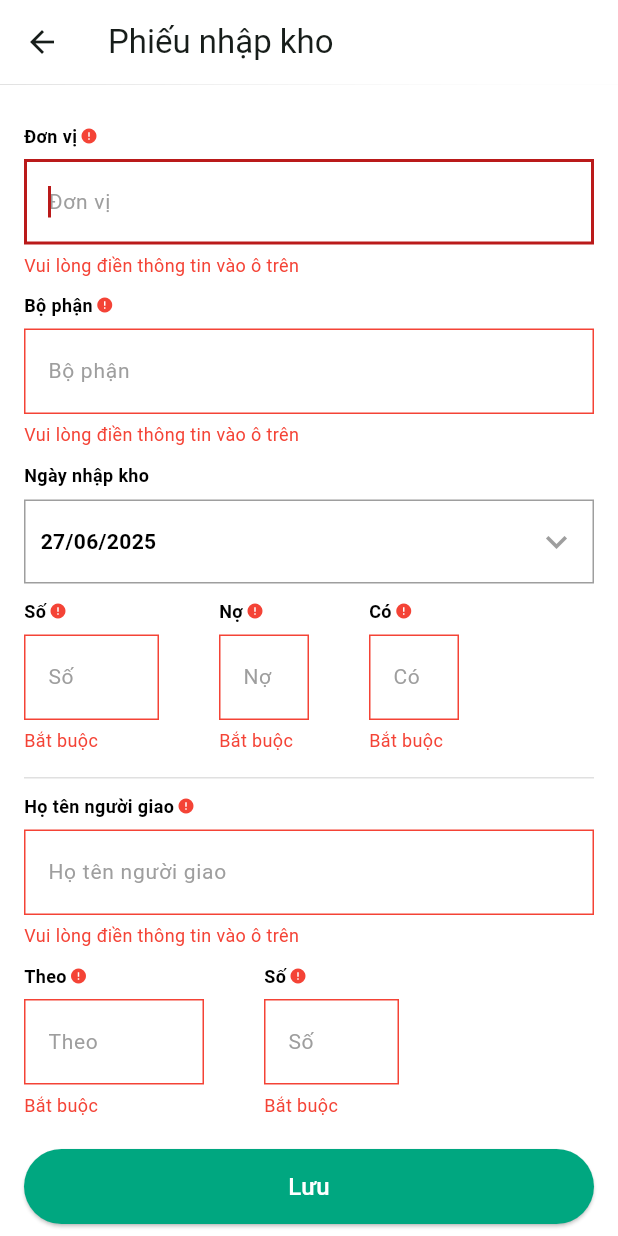
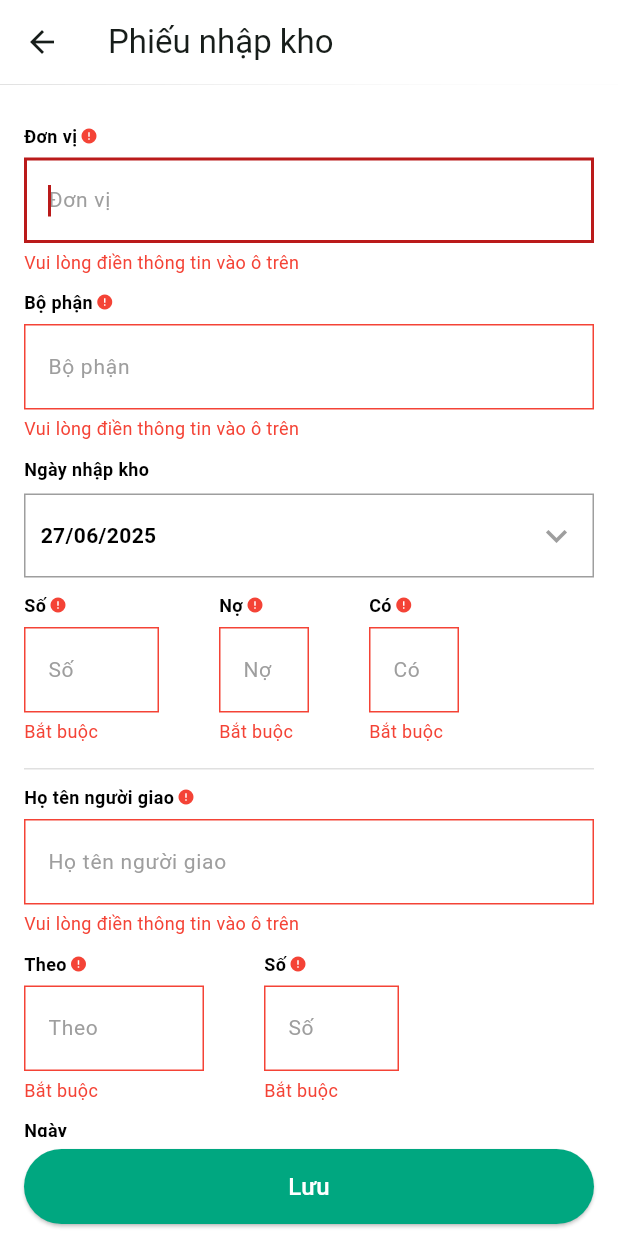
Before and after one commit to vinhngpc19/VIMES-Test, a Flutter app: the StockInPage screen opened directly, after a tap on "Lưu", on a phone screen of 412 x 824 dp. Run offline on Flutter 3.47's test engine with Material 3 defaults, Android fonts, the phone set to English and light mode, and no system bars; our stand-ins replace cloud_firestore, firebase_core; missing offline and left inert: syncfusion_flutter_signaturepad; accounts and stored records are empty; statements that could not run were skipped.

Commit message:
Update refresh + clean custom textformfield

```diff
--- /dev/null
+++ b/devtools_options.yaml
@@ -0,0 +1,3 @@
+description: This file stores settings for Dart & Flutter DevTools.
+documentation: https://docs.flutter.dev/tools/devtools/extensions#configure-extension-enablement-states
+extensions:
--- a/lib/common/custom_input_text.dart
+++ b/lib/common/custom_input_text.dart
@@ -2,15 +2,12 @@ import 'package:flutter/material.dart';
 import 'package:flutter/services.dart';
 
 class CustomInputText extends StatefulWidget {
-  const CustomInputText({
-    super.key,
-    this.iconLeading,
-    this.widgetLeading,
+  const CustomInputText(
+      {super.key,
       required this.hintText,
       required this.controller,
-    this.currentNode,
+      this.focusNode,
       this.title = '',
-    this.submitFunc,
       this.obscureText = false,
       this.iconNextTextInputAction = TextInputAction.next,
       this.textCapitalization = TextCapitalization.none,
@@ -20,62 +17,42 @@ class CustomInputText extends StatefulWidget {
       this.maxLines = 1,
       this.minLines = 1,
       this.fontSize = 16,
-    this.hintFontSize = 14,
       this.fillColor,
       this.scrollPadding,
       this.textAlign,
-    this.styleText,
+      this.textStyle,
       this.hintStyle,
       this.validator,
-    this.errText = '',
-    this.height,
-    this.contentPadding,
-    this.borderColor,
-    this.useSuffix = false,
       this.marginTop = 10,
       this.borderRadius = 0,
       this.enabledBorder = false,
       this.showRequired = true,
-    this.onPress,
       this.onTap,
-    this.onChanged,
-  });
+      this.onChanged});
 
   final EdgeInsets? scrollPadding;
   final String title;
   final Color? fillColor;
-  final double hintFontSize;
-  final Color? borderColor;
   final double borderRadius;
-  final String errText;
-  final String? iconLeading;
-  final Widget? widgetLeading;
   final String hintText;
   final TextEditingController controller;
-  final FocusNode? currentNode;
+  final FocusNode? focusNode;
   final bool obscureText;
   final bool isReadOnly;
-  final Function()? submitFunc;
   final TextInputAction iconNextTextInputAction;
   final TextCapitalization textCapitalization;
   final TextInputType textInputType;
   final List<TextInputFormatter>? inputFormatters;
-
   final int maxLines;
   final int? minLines;
   final double fontSize;
-  final TextStyle? styleText;
+  final TextStyle? textStyle;
   final TextStyle? hintStyle;
   final TextAlign? textAlign;
-  final double? height;
-  final EdgeInsets? contentPadding;
   final String? Function(String?)? validator;
-  final bool useSuffix;
   final double marginTop;
-  final Function()? onPress;
   final bool enabledBorder;
   final bool showRequired;
-
   final VoidCallback? onTap;
   final Function(String)? onChanged;
 
@@ -84,68 +61,43 @@ class CustomInputText extends StatefulWidget {
 }
 
 class _CustomInputTextState extends State<CustomInputText> {
-  bool isShowText = false;
   String? errText;
+
   @override
   void initState() {
     super.initState();
-    isShowText = widget.obscureText;
-    widget.currentNode?.addListener(() {
-      if (widget.currentNode?.hasFocus == false) {
+    widget.focusNode?.addListener(() {
+      if (widget.focusNode?.hasFocus == false) {
         widget.controller.text = widget.controller.text.trim();
       }
     });
   }
 
   @override
-  void setState(Function() fn) {
-    if (mounted) {
-      super.setState(fn);
-    }
-  }
-
-  @override
-  void dispose() {
-    super.dispose();
-  }
-
-  @override
   Widget build(BuildContext context) {
-    widget.controller.addListener(
-      () => setState(() {}),
-    );
     return Padding(
         padding: EdgeInsets.only(top: widget.marginTop),
         child: Column(
             crossAxisAlignment: CrossAxisAlignment.start,
             children: <Widget>[
-          if (widget.title.isNotEmpty)
-            Padding(
-              padding: const EdgeInsets.only(bottom: 7),
-              child: Row(
-                children: [
-                  Text(
-                    widget.title,
+              (widget.title.isNotEmpty)
+                  ? Padding(
+                      padding: const EdgeInsets.only(bottom: 6),
+                      child: Row(children: [
+                        Text(widget.title,
                             style: const TextStyle(
                                 fontSize: 12,
                                 color: Colors.black,
-                      fontWeight: FontWeight.bold,
-                    ),
-                  ),
+                                fontWeight: FontWeight.bold)),
                         if (widget.showRequired)
                           const Padding(
                               padding: EdgeInsets.only(left: 2),
-                      child: Icon(Icons.error, color: Colors.red, size: 12),
+                              child: Icon(Icons.error,
+                                  color: Colors.red, size: 12))
+                      ]),
                     )
-                ],
-              ),
-            )
-          else
-            const SizedBox(),
-          GestureDetector(
-            behavior: HitTestBehavior.opaque,
-            onTap: widget.onPress,
-            child: Row(
+                  : const SizedBox(),
+              Row(
                   crossAxisAlignment: (widget.maxLines > 5)
                       ? CrossAxisAlignment.start
                       : CrossAxisAlignment.center,
@@ -163,104 +115,70 @@ class _CustomInputTextState extends State<CustomInputText> {
                       inputFormatters: (widget.inputFormatters ?? []),
                       textAlign: widget.textAlign ?? TextAlign.start,
                       enabled: !widget.isReadOnly,
-                    style: widget.styleText ?? const TextStyle(fontSize: 14),
+                      style: widget.textStyle ?? const TextStyle(fontSize: 14),
                       validator: (value) {
                         if (widget.validator != null) {
                           setState(() => errText = widget.validator!(value));
                           return widget.validator!(value);
-                      } else {
+                        }
                         return null;
-                      }
                       },
                       textInputAction: widget.iconNextTextInputAction,
                       controller: widget.controller,
-                    obscureText: isShowText,
-                    focusNode: widget.currentNode,
+                      obscureText: widget.obscureText,
+                      focusNode: widget.focusNode,
                       keyboardType: widget.textInputType,
-                    onFieldSubmitted: (String v) {
-                      if (widget.submitFunc != null) {
-                        widget.submitFunc!();
-                      } else {
-                        if (widget.currentNode != null) {
-                          widget.currentNode!.unfocus();
-                        }
-                      }
-                    },
                       cursorColor: const Color(0xFF00A780),
                       decoration: InputDecoration(
                           hintStyle: widget.hintStyle ??
-                          const TextStyle(
-                            fontSize: 14,
-                            color: Colors.grey,
-                          ),
+                              const TextStyle(fontSize: 14, color: Colors.grey),
                           hintText: widget.hintText,
-                      fillColor: widget.fillColor ??
-                          (widget.controller.text.isNotEmpty
-                              ? Colors.white
-                              : Colors.white),
+                          fillColor: widget.fillColor ?? Colors.white,
                           filled: true,
                           isDense: true,
-                      errorStyle: const TextStyle(height: 0.01, fontSize: 0),
+                          errorStyle:
+                              const TextStyle(height: 0.01, fontSize: 0),
                           border: OutlineInputBorder(
                               borderRadius:
                                   BorderRadius.circular(widget.borderRadius),
                               borderSide: const BorderSide(
-                          width: 1,
-                          color: Color(0xFF00A780),
-                        ),
-                      ),
+                                  width: 1, color: Color(0xFF00A780))),
                           errorBorder: OutlineInputBorder(
                               borderRadius:
                                   BorderRadius.circular(widget.borderRadius),
                               borderSide: const BorderSide(
-                          width: 1,
-                          color: Colors.red,
-                        ),
-                      ),
+                                  width: 1, color: Colors.red)),
                           enabledBorder: OutlineInputBorder(
                               borderRadius:
                                   BorderRadius.circular(widget.borderRadius),
                               borderSide: const BorderSide(
-                          width: 1,
-                          color: Colors.grey,
-                        ),
-                      ),
+                                  width: 1, color: Colors.grey)),
                           focusedBorder: OutlineInputBorder(
                               borderRadius:
                                   BorderRadius.circular(widget.borderRadius),
-                        borderSide:
-                            const BorderSide(width: 1, color: Colors.grey),
-                      ),
-                      contentPadding: widget.contentPadding ??
-                          const EdgeInsets.fromLTRB(12, 18, 4, 18),
-                    ),
+                              borderSide: const BorderSide(
+                                  width: 1, color: Colors.grey)),
+                          contentPadding:
+                              const EdgeInsets.fromLTRB(12, 18, 4, 18)),
                       onTap: widget.onTap,
                       onChanged: widget.onChanged,
-                  ),
-                ),
-              ],
-            ),
-          ),
+                    ))
+                  ]),
               _errBuilder(),
-        ],
-      ),
-    );
+            ]));
   }
 
   Widget _errBuilder() {
     return errText != null
         ? Padding(
-            padding: const EdgeInsets.only(top: 5),
-            child: Text(
-              errText!,
+            padding: const EdgeInsets.only(top: 4),
+            child: Text(errText!,
                 style: const TextStyle(
                     fontSize: 12,
                     color: Colors.red,
                     fontWeight: FontWeight.normal),
-              maxLines: 3,
-              textAlign: TextAlign.start,
-            ),
-          )
+                maxLines: 2,
+                textAlign: TextAlign.start))
         : const SizedBox();
   }
 }
--- a/lib/common/date_picker.dart
+++ b/lib/common/date_picker.dart
@@ -56,22 +56,16 @@ class _DatePickerState extends State<DatePicker> {
     double screenWidth = MediaQuery.of(context).size.width;
     return Padding(
         padding: EdgeInsets.only(top: widget.marginTop),
-      child: Column(
-        crossAxisAlignment: CrossAxisAlignment.start,
-        children: [
-          Column(
-            crossAxisAlignment: CrossAxisAlignment.start,
-            children: [
+        child: Column(crossAxisAlignment: CrossAxisAlignment.start, children: [
+          Column(crossAxisAlignment: CrossAxisAlignment.start, children: [
             Padding(
                 padding: const EdgeInsets.only(bottom: 8),
                 child: Text(widget.title ?? '',
                     style: const TextStyle(
                         fontSize: 12,
                         color: Colors.black,
-                        fontWeight: FontWeight.w600)),
-              ),
-            ],
-          ),
+                        fontWeight: FontWeight.w600))),
+          ]),
           GestureDetector(
               behavior: HitTestBehavior.opaque,
               onTap: () {
@@ -95,24 +89,17 @@ class _DatePickerState extends State<DatePicker> {
                               fontWeight: FontWeight.w600)),
                       const Center(
                           child: Icon(Icons.keyboard_arrow_down_outlined,
-                        size: 28, color: Colors.grey),
-                  )
-                ],
-              ),
-            ),
-          ),
-        ],
-      ),
-    );
+                              size: 28, color: Colors.grey))
+                    ]),
+              ))
+        ]));
   }
 
   void _showPicker(double screenWidth) {
     showCupertinoModalPopup(
         context: context,
         builder: (BuildContext builder) {
-          return Column(
-            mainAxisAlignment: MainAxisAlignment.end,
-            children: [
+          return Column(mainAxisAlignment: MainAxisAlignment.end, children: [
             GestureDetector(
                 behavior: HitTestBehavior.opaque,
                 onTap: _onDone,
@@ -126,12 +113,8 @@ class _DatePickerState extends State<DatePicker> {
                         style: TextStyle(
                             fontSize: 14,
                             color: Colors.blue,
-                      fontWeight: FontWeight.w600,
-                    ),
-                    child: Text('Chọn'),
-                  ),
-                ),
-              ),
+                            fontWeight: FontWeight.w600),
+                        child: Text('Chọn')))),
             Container(
                 height: screenWidth * 0.3,
                 color: Colors.white,
@@ -144,11 +127,8 @@ class _DatePickerState extends State<DatePicker> {
                     initialDateTime: _initDateTime,
                     minimumYear: 2010,
                     minimumDate: widget.minimumDate ?? DateTime(2010, 1, 1),
-                  maximumYear: DateTime.now().year.toInt(),
-                ),
-              ),
-            ],
-          );
+                    maximumYear: DateTime.now().year.toInt()))
+          ]);
         });
   }
 
--- a/lib/pages/detail/detail_notifier.dart
+++ b/lib/pages/detail/detail_notifier.dart
@@ -14,7 +14,7 @@ class DetailNotifier extends ChangeNotifier {
     try {
       stockIn = await _firebaseService.getStockInById(id);
     } catch (e) {
-      print('$e');
+      throw Exception('Failed to load stock in: $e');
     }
 
     isLoading = false;
--- a/lib/pages/home/home_notifier.dart
+++ b/lib/pages/home/home_notifier.dart
@@ -15,7 +15,7 @@ class HomeNotifier extends ChangeNotifier {
     try {
       stockIns = await _firebaseService.getAllStockIns();
     } catch (e) {
-      print('$e');
+      throw Exception('Failed to load stock ins: $e');
     }
     isLoading = false;
     notifyListeners();
--- a/lib/pages/home/home_page.dart
+++ b/lib/pages/home/home_page.dart
@@ -37,7 +37,11 @@ class _HomePageState extends State<HomePage> {
           if (homeNotifier.isLoading) {
             return const Center(child: CircularProgressIndicator());
           }
-          return ListView.builder(
+          return RefreshIndicator(
+            onRefresh: () async {
+              await homeNotifier.loadStockIns();
+            },
+            child: ListView.builder(
               itemCount: homeNotifier.stockIns.length,
               itemBuilder: (context, index) {
                 final stockIn = homeNotifier.stockIns[index];
@@ -54,8 +58,8 @@ class _HomePageState extends State<HomePage> {
                       );
                     },
                     child: Container(
-                    margin:
-                        const EdgeInsets.symmetric(horizontal: 16, vertical: 8),
+                      margin: const EdgeInsets.symmetric(
+                          horizontal: 16, vertical: 8),
                       padding: const EdgeInsets.all(16),
                       decoration: BoxDecoration(
                         border: Border.all(color: Colors.grey),
@@ -85,6 +89,7 @@ class _HomePageState extends State<HomePage> {
                       ),
                     ));
               },
+            ),
           );
         },
       ),
--- a/lib/pages/stock_in/components/stock_in_input_item.dart
+++ b/lib/pages/stock_in/components/stock_in_input_item.dart
@@ -54,7 +54,7 @@ class _StockInInputItemState extends State<StockInInputItem> {
                           minLines: 3,
                           maxLines: 3,
                           validator: _validateRequired,
-                          currentNode: notifier.itemFocusNodes[widget.index]
+                          focusNode: notifier.itemFocusNodes[widget.index]
                               ['name'],
                         ),
                         CustomInputText(
@@ -63,7 +63,7 @@ class _StockInInputItemState extends State<StockInInputItem> {
                           controller: widget.mapController['code'] ??
                               TextEditingController(),
                           validator: _validateRequired,
-                          currentNode: notifier.itemFocusNodes[widget.index]
+                          focusNode: notifier.itemFocusNodes[widget.index]
                               ['code'],
                         ),
                         CustomInputText(
@@ -72,7 +72,7 @@ class _StockInInputItemState extends State<StockInInputItem> {
                           controller: widget.mapController['unit'] ??
                               TextEditingController(),
                           validator: _validateRequired,
-                          currentNode: notifier.itemFocusNodes[widget.index]
+                          focusNode: notifier.itemFocusNodes[widget.index]
                               ['unit'],
                         ),
                         Padding(
@@ -108,7 +108,7 @@ class _StockInInputItemState extends State<StockInInputItem> {
                                                 RegExp(r'[0-9.]')),
                                           ],
                                           textInputType: TextInputType.number,
-                                          currentNode: notifier
+                                          focusNode: notifier
                                                   .itemFocusNodes[widget.index]
                                               ['docQuantity'],
                                         )),
@@ -127,7 +127,7 @@ class _StockInInputItemState extends State<StockInInputItem> {
                                               RegExp(r'[0-9.]')),
                                         ],
                                         textInputType: TextInputType.number,
-                                        currentNode: notifier
+                                        focusNode: notifier
                                                 .itemFocusNodes[widget.index]
                                             ['quantity'],
                                       ),
@@ -148,7 +148,7 @@ class _StockInInputItemState extends State<StockInInputItem> {
                             ThousandsInputFormatter(),
                           ],
                           textInputType: TextInputType.number,
-                          currentNode: notifier.itemFocusNodes[widget.index]
+                          focusNode: notifier.itemFocusNodes[widget.index]
                               ['price'],
                         ),
                         Padding(
--- a/lib/pages/stock_in/stock_in_page.dart
+++ b/lib/pages/stock_in/stock_in_page.dart
@@ -88,14 +88,14 @@ class _StockInPageState extends State<StockInPage> {
             title: 'Đơn vị',
             controller: notifier.unitController,
             validator: notifier.validateUnit,
-            currentNode: notifier.unitFocusNode,
+            focusNode: notifier.unitFocusNode,
           ),
           CustomInputText(
             hintText: 'Bộ phận',
             title: 'Bộ phận',
             controller: notifier.departmentController,
             validator: notifier.validateDepartment,
-            currentNode: notifier.departmentFocusNode,
+            focusNode: notifier.departmentFocusNode,
           ),
           DatePicker(
             title: 'Ngày nhập kho',
@@ -112,7 +112,7 @@ class _StockInPageState extends State<StockInPage> {
                   title: 'Số',
                   controller: notifier.stockInNumberController,
                   validator: notifier.validateStockInNumber,
-                  currentNode: notifier.stockInNumberFocusNode,
+                  focusNode: notifier.stockInNumberFocusNode,
                 ),
               ),
               const SizedBox(width: 40),
@@ -128,7 +128,7 @@ class _StockInPageState extends State<StockInPage> {
                   textInputType: TextInputType.number,
                   controller: notifier.debitNumberController,
                   validator: notifier.validateDebitNumber,
-                  currentNode: notifier.debitNumberFocusNode,
+                  focusNode: notifier.debitNumberFocusNode,
                 ),
               ),
               const SizedBox(width: 40),
@@ -139,7 +139,7 @@ class _StockInPageState extends State<StockInPage> {
                   title: 'Có',
                   controller: notifier.creditNumberController,
                   validator: notifier.validateCreditNumber,
-                  currentNode: notifier.creditNumberFocusNode,
+                  focusNode: notifier.creditNumberFocusNode,
                 ),
               ),
             ],
@@ -157,7 +157,7 @@ class _StockInPageState extends State<StockInPage> {
             title: 'Họ tên người giao',
             controller: notifier.deliverNameController,
             validator: notifier.validateDeliverName,
-            currentNode: notifier.deliverNameFocusNode,
+            focusNode: notifier.deliverNameFocusNode,
           ),
           Row(
             crossAxisAlignment: CrossAxisAlignment.start,
@@ -169,7 +169,7 @@ class _StockInPageState extends State<StockInPage> {
                   title: 'Theo',
                   controller: notifier.byNameController,
                   validator: notifier.validateByName,
-                  currentNode: notifier.byNameFocusNode,
+                  focusNode: notifier.byNameFocusNode,
                 ),
               ),
               const SizedBox(width: 40),
@@ -180,7 +180,7 @@ class _StockInPageState extends State<StockInPage> {
                   title: 'Số',
                   controller: notifier.byNumberController,
                   validator: notifier.validateByNumber,
-                  currentNode: notifier.byNumberFocusNode,
+                  focusNode: notifier.byNumberFocusNode,
                 ),
               ),
             ],
@@ -195,14 +195,14 @@ class _StockInPageState extends State<StockInPage> {
             title: 'Của',
             controller: notifier.byOwnerController,
             validator: notifier.validateByOwner,
-            currentNode: notifier.byOwnerFocusNode,
+            focusNode: notifier.byOwnerFocusNode,
           ),
           CustomInputText(
             hintText: 'Nhập tại kho',
             title: 'Nhập tại kho',
             controller: notifier.stockInAtController,
             validator: notifier.validateStockInAt,
-            currentNode: notifier.stockInAtFocusNode,
+            focusNode: notifier.stockInAtFocusNode,
           ),
           CustomInputText(
             hintText: 'Địa điểm',
@@ -211,7 +211,7 @@ class _StockInPageState extends State<StockInPage> {
             minLines: 3,
             controller: notifier.stockInAdressController,
             validator: notifier.validateStockInAdress,
-            currentNode: notifier.stockInAdressFocusNode,
+            focusNode: notifier.stockInAdressFocusNode,
           ),
           Padding(
             padding: const EdgeInsets.only(top: 16.0),
--- a/pubspec.yaml
+++ b/pubspec.yaml
@@ -67,8 +67,8 @@ flutter:
   uses-material-design: true
 
   # To add assets to your application, add an assets section, like this:
-  assets:
-    - assets/images/
+  # assets:
+  #   - assets/images/
 
   # An image asset can refer to one or more resolution-specific "variants", see
   # https://flutter.dev/to/resolution-aware-images
```
Lines whose indentation alone changed are shown as unchanged.
